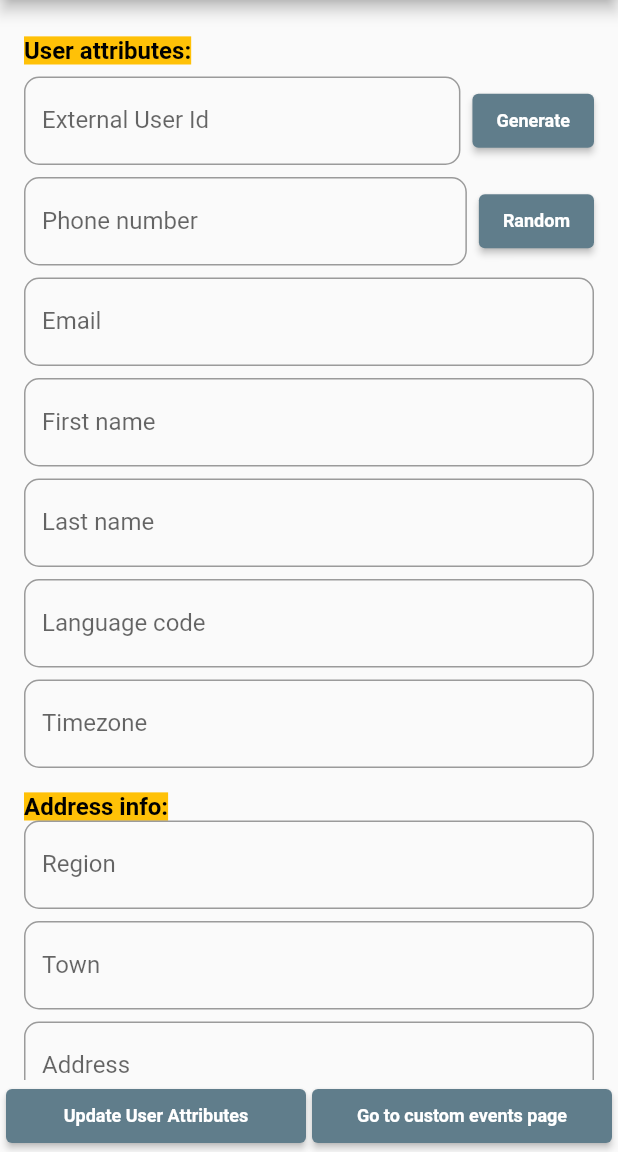
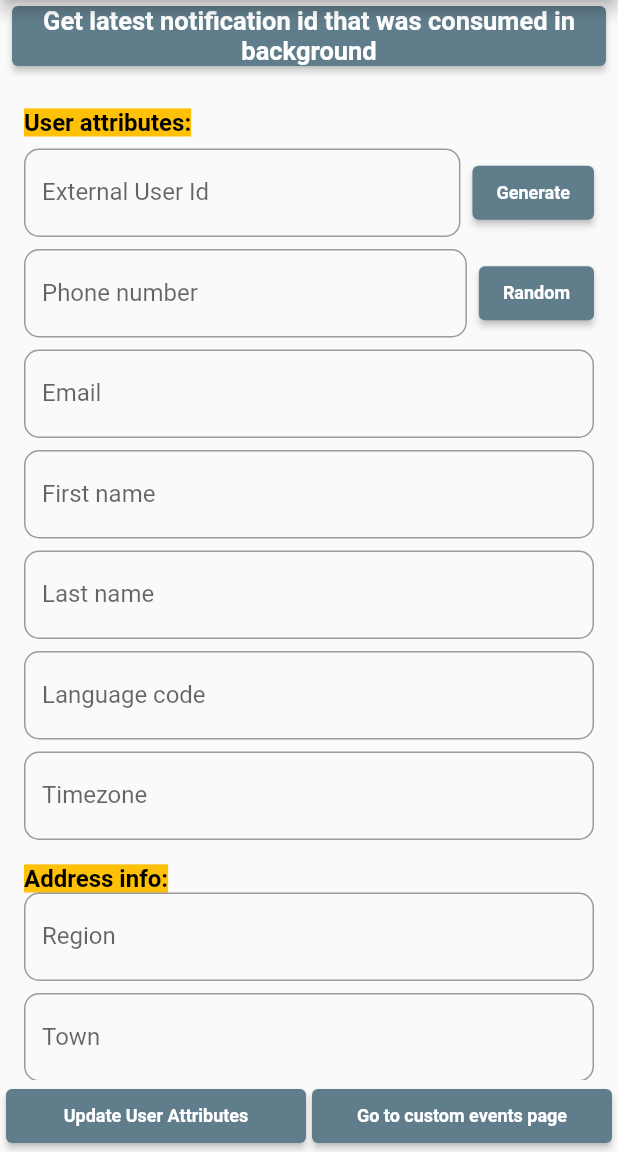
Before and after one commit to reteno-com/reteno-flutter, a Flutter app: the screen it shows after launch, on a phone screen of 412 x 824 dp, the part 84-1236 px from its top. Run offline on Flutter 3.47's test engine with Material 2 defaults, Android fonts, the phone set to English and light mode, and no system bars; drawn by our look-alikes of flutter_form_builder; our stand-ins replace app_links, firebase_core, firebase_messaging, flutter_local_notifications, form_builder_validators, go_router and 3 more; accounts and stored records are empty.

Commit message:
Updates to example project

```diff
--- a/example/lib/main.dart
+++ b/example/lib/main.dart
@@ -18,15 +18,16 @@ import 'package:reteno_plugin/reteno_user.dart';
 import 'package:reteno_plugin_example/events_page.dart';
 import 'package:reteno_plugin_example/secrets.dart';
 import 'package:sentry_flutter/sentry_flutter.dart';
+import 'package:shared_preferences/shared_preferences.dart';
 import 'package:uuid/uuid.dart';
 
 const String _firebaseLogTag = 'FirebaseMessaging';
 const String _retenoPluginLogTag = 'RetenoPlugin';
+
 @pragma('vm:entry-point')
 Future<void> _firebaseMessagingBackgroundHandler(RemoteMessage message) async {
-  // If you're going to use other Firebase services in the background, such as Firestore,
-  // make sure you call `initializeApp` before using other Firebase services.
-  await Firebase.initializeApp();
+  final prefs = await SharedPreferences.getInstance();
+  prefs.setString('notification_id', message.messageId?.toString() ?? 'null');
 
   print(
       "$_firebaseLogTag: _firebaseMessagingBackgroundHandler:\n ${message.messageId}");
@@ -246,6 +247,29 @@ class _MyHomePageState extends State<MyHomePage> {
                 crossAxisAlignment: CrossAxisAlignment.stretch,
                 mainAxisAlignment: MainAxisAlignment.spaceBetween,
                 children: [
+                  Padding(
+                    padding: const EdgeInsets.symmetric(horizontal: 8),
+                    child: ElevatedButton(
+                      onPressed: () async {
+                        final prefs = await SharedPreferences.getInstance();
+                        await prefs.reload();
+                        print(prefs.getString('notification_id'));
+                        if (context.mounted) {
+                          _showAlert(context,
+                              '$_retenoPluginLogTag: ${prefs.getString('notification_id')}');
+                        }
+                      },
+                      child: const Text(
+                        'Get latest notification id that was consumed in background',
+                        style: TextStyle(
+                          color: Colors.white,
+                          fontSize: 17,
+                          fontWeight: FontWeight.bold,
+                        ),
+                        textAlign: TextAlign.center,
+                      ),
+                    ),
+                  ),
                   Expanded(
                     child: GestureDetector(
                       onTap: () {
--- a/example/pubspec.yaml
+++ b/example/pubspec.yaml
@@ -10,15 +10,16 @@ dependencies:
   cupertino_icons: ^1.0.2
   firebase_core: ^2.14.0
   firebase_messaging: ^14.6.4
-  flutter_local_notifications: ^15.1.0
   flutter:
     sdk: flutter
   flutter_form_builder: ^7.7.0
+  flutter_local_notifications: ^15.1.0
   form_builder_validators: ^8.4.0
   go_router: ^7.1.1
   reteno_plugin:
     path: ../
   sentry_flutter: ^7.6.3
+  shared_preferences: ^2.2.2
   uuid: ^3.0.7
 
 dev_dependencies:
```
Also changed, not shown: 2 other files.
